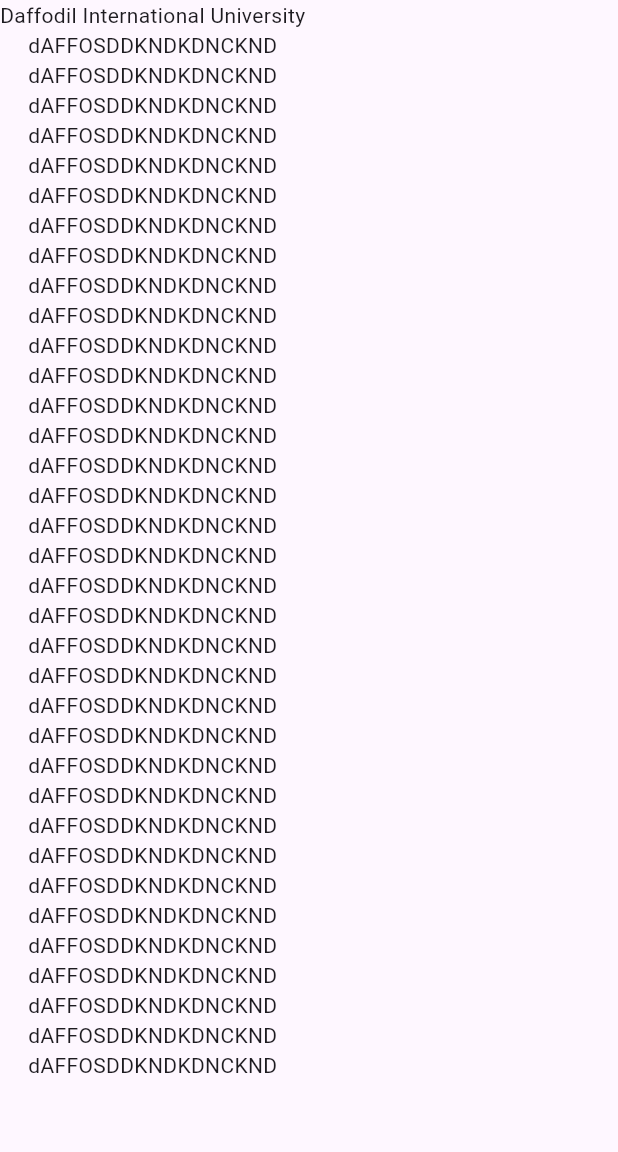
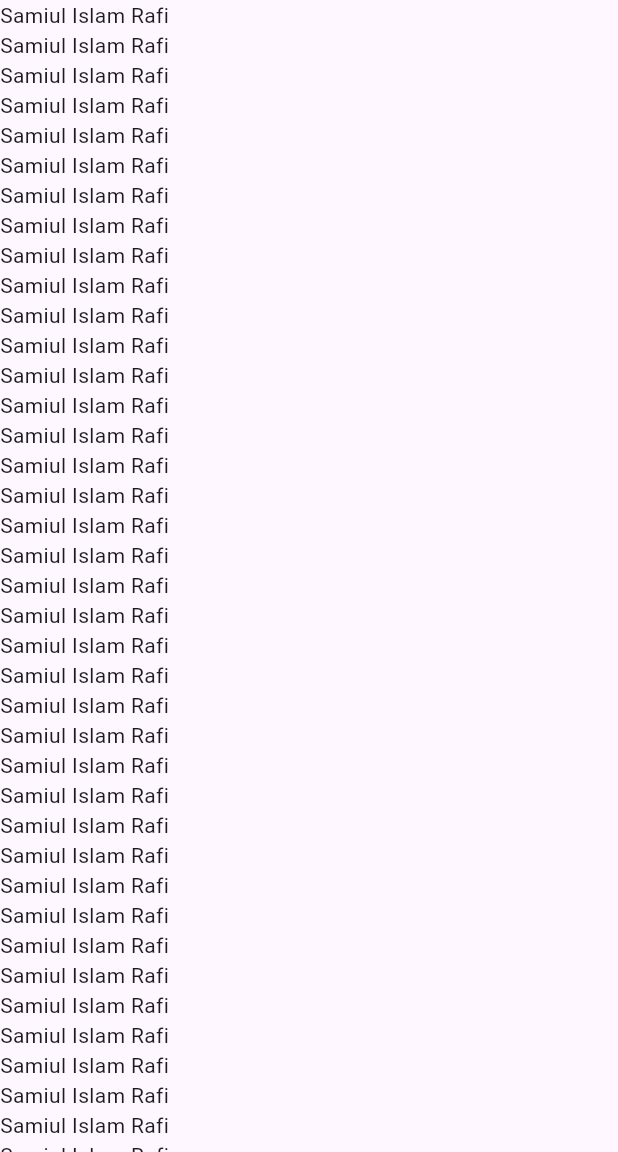
Before and after one commit to Samiul-Islam-Rafi-SWE/flutter-widgets, a Flutter app: the screen it shows after launch, on a phone screen of 412 x 824 dp, the part 84-1236 px from its top. Run offline on Flutter 3.47's test engine with Material 3 defaults, Android fonts, the phone set to English and light mode, and no system bars.

Commit message:
SingleChildScrollView

```diff
--- a/lib/main.dart
+++ b/lib/main.dart
@@ -163,45 +163,99 @@ class Home extends StatelessWidget {
       //   },
       // ),
       //
-      body: Column(
-        children: [
-          Text('Daffodil International University'),
-          Text('dAFFOSDDKNDKDNCKND'),
-          Text('dAFFOSDDKNDKDNCKND'),
-          Text('dAFFOSDDKNDKDNCKND'),
-          Text('dAFFOSDDKNDKDNCKND'),
-          Text('dAFFOSDDKNDKDNCKND'),
-          Text('dAFFOSDDKNDKDNCKND'),
-          Text('dAFFOSDDKNDKDNCKND'),
-          Text('dAFFOSDDKNDKDNCKND'),
-          Text('dAFFOSDDKNDKDNCKND'),
-          Text('dAFFOSDDKNDKDNCKND'),
-          Text('dAFFOSDDKNDKDNCKND'),
-          Text('dAFFOSDDKNDKDNCKND'),
-          Text('dAFFOSDDKNDKDNCKND'),
-          Text('dAFFOSDDKNDKDNCKND'),
-          Text('dAFFOSDDKNDKDNCKND'),
-          Text('dAFFOSDDKNDKDNCKND'),
-          Text('dAFFOSDDKNDKDNCKND'),
-          Text('dAFFOSDDKNDKDNCKND'),
-          Text('dAFFOSDDKNDKDNCKND'),
-          Text('dAFFOSDDKNDKDNCKND'),
-          Text('dAFFOSDDKNDKDNCKND'),
-          Text('dAFFOSDDKNDKDNCKND'),
-          Text('dAFFOSDDKNDKDNCKND'),
-          Text('dAFFOSDDKNDKDNCKND'),
-          Text('dAFFOSDDKNDKDNCKND'),
-          Text('dAFFOSDDKNDKDNCKND'),
-          Text('dAFFOSDDKNDKDNCKND'),
-          Text('dAFFOSDDKNDKDNCKND'),
-          Text('dAFFOSDDKNDKDNCKND'),
-          Text('dAFFOSDDKNDKDNCKND'),
-          Text('dAFFOSDDKNDKDNCKND'),
-          Text('dAFFOSDDKNDKDNCKND'),
-          Text('dAFFOSDDKNDKDNCKND'),
-          Text('dAFFOSDDKNDKDNCKND'),
-          Text('dAFFOSDDKNDKDNCKND'), //Overflow For the Text
-        ],
+      // body: Column(
+      //   children: [
+      //     Text('Daffodil International University'),
+      //     Text('dAFFOSDDKNDKDNCKND'),
+      //     Text('dAFFOSDDKNDKDNCKND'),
+      //     Text('dAFFOSDDKNDKDNCKND'),
+      //     Text('dAFFOSDDKNDKDNCKND'),
+      //     Text('dAFFOSDDKNDKDNCKND'),
+      //     Text('dAFFOSDDKNDKDNCKND'),
+      //     Text('dAFFOSDDKNDKDNCKND'),
+      //     Text('dAFFOSDDKNDKDNCKND'),
+      //     Text('dAFFOSDDKNDKDNCKND'),
+      //     Text('dAFFOSDDKNDKDNCKND'),
+      //     Text('dAFFOSDDKNDKDNCKND'),
+      //     Text('dAFFOSDDKNDKDNCKND'),
+      //     Text('dAFFOSDDKNDKDNCKND'),
+      //     Text('dAFFOSDDKNDKDNCKND'),
+      //     Text('dAFFOSDDKNDKDNCKND'),
+      //     Text('dAFFOSDDKNDKDNCKND'),
+      //     Text('dAFFOSDDKNDKDNCKND'),
+      //     Text('dAFFOSDDKNDKDNCKND'),
+      //     Text('dAFFOSDDKNDKDNCKND'),
+      //     Text('dAFFOSDDKNDKDNCKND'),
+      //     Text('dAFFOSDDKNDKDNCKND'),
+      //     Text('dAFFOSDDKNDKDNCKND'),
+      //     Text('dAFFOSDDKNDKDNCKND'),
+      //     Text('dAFFOSDDKNDKDNCKND'),
+      //     Text('dAFFOSDDKNDKDNCKND'),
+      //     Text('dAFFOSDDKNDKDNCKND'),
+      //     Text('dAFFOSDDKNDKDNCKND'),
+      //     Text('dAFFOSDDKNDKDNCKND'),
+      //     Text('dAFFOSDDKNDKDNCKND'),
+      //     Text('dAFFOSDDKNDKDNCKND'),
+      //     Text('dAFFOSDDKNDKDNCKND'),
+      //     Text('dAFFOSDDKNDKDNCKND'),
+      //     Text('dAFFOSDDKNDKDNCKND'),
+      //     Text('dAFFOSDDKNDKDNCKND'),
+      //     Text('dAFFOSDDKNDKDNCKND'), //Overflow For the Text
+      //   ],
+      // ),
+      body: SingleChildScrollView(
+        child: Column(
+          children: [
+            Text('Samiul Islam Rafi'),
+            Text('Samiul Islam Rafi'),
+            Text('Samiul Islam Rafi'),
+            Text('Samiul Islam Rafi'),
+            Text('Samiul Islam Rafi'),
+            Text('Samiul Islam Rafi'),
+            Text('Samiul Islam Rafi'),
+            Text('Samiul Islam Rafi'),
+            Text('Samiul Islam Rafi'),
+            Text('Samiul Islam Rafi'),
+            Text('Samiul Islam Rafi'),
+            Text('Samiul Islam Rafi'),
+            Text('Samiul Islam Rafi'),
+            Text('Samiul Islam Rafi'),
+            Text('Samiul Islam Rafi'),
+            Text('Samiul Islam Rafi'),
+            Text('Samiul Islam Rafi'),
+            Text('Samiul Islam Rafi'),
+            Text('Samiul Islam Rafi'),
+            Text('Samiul Islam Rafi'),
+            Text('Samiul Islam Rafi'),
+            Text('Samiul Islam Rafi'),
+            Text('Samiul Islam Rafi'),
+            Text('Samiul Islam Rafi'),
+            Text('Samiul Islam Rafi'),
+            Text('Samiul Islam Rafi'),
+            Text('Samiul Islam Rafi'),
+            Text('Samiul Islam Rafi'),
+            Text('Samiul Islam Rafi'),
+            Text('Samiul Islam Rafi'),
+            Text('Samiul Islam Rafi'),
+            Text('Samiul Islam Rafi'),
+            Text('Samiul Islam Rafi'),
+            Text('Samiul Islam Rafi'),
+            Text('Samiul Islam Rafi'),
+            Text('Samiul Islam Rafi'),
+            Text('Samiul Islam Rafi'),
+            Text('Samiul Islam Rafi'),
+            Text('Samiul Islam Rafi'),
+            Text('Samiul Islam Rafi'),
+            Text('Samiul Islam Rafi'),
+            Text('Samiul Islam Rafi'),
+            Text('Samiul Islam Rafi'),
+            Text('Samiul Islam Rafi'),
+            Text('Samiul Islam Rafi'),
+            Text('Samiul Islam Rafi'),
+            Text('Samiul Islam Rafi'),
+            Text('Samiul Islam Rafi'),
+          ],
+        ),
       ),
     );
   }
```
